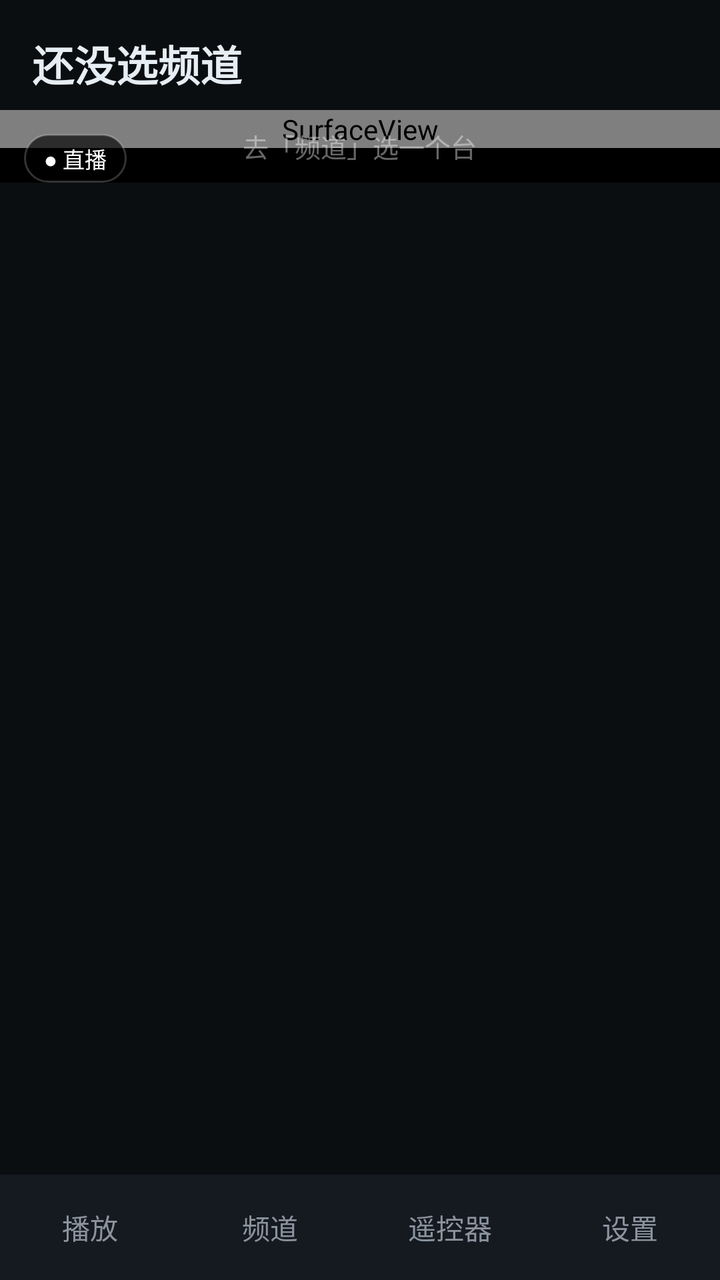
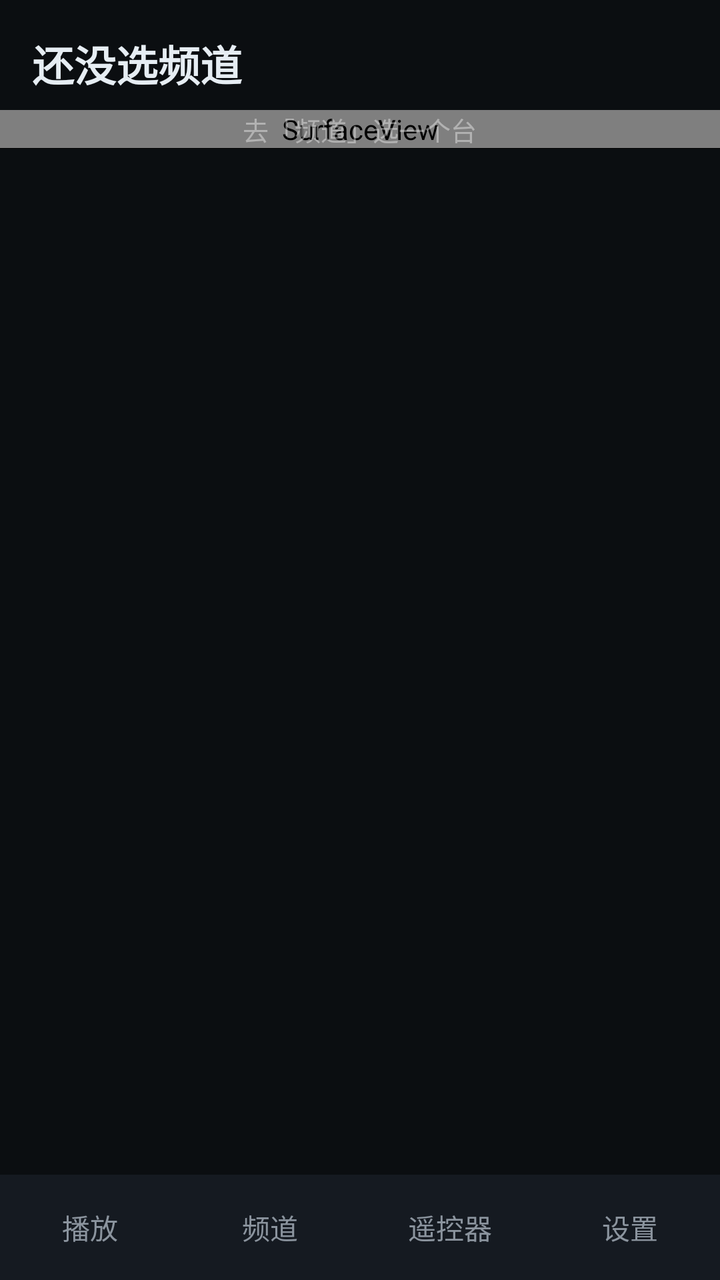

Screens rendered from an Android XML layout before and after an edit, with the pre-edit source and the edit as a unified diff.
<!-- AndroidManifest.xml: application theme Theme.Litv -->
<!-- res/layout/activity_phone_home.xml -->
<?xml version="1.0" encoding="utf-8"?>
<LinearLayout xmlns:android="http://schemas.android.com/apk/res/android"
    android:layout_width="match_parent"
    android:layout_height="match_parent"
    android:background="@color/bg"
    android:orientation="vertical">

    <FrameLayout
        android:layout_width="match_parent"
        android:layout_height="0dp"
        android:layout_weight="1">

        
        <LinearLayout
            android:id="@+id/panelPlay"
            android:layout_width="match_parent"
            android:layout_height="match_parent"
            android:orientation="vertical">

            <LinearLayout
                android:id="@+id/playHeader"
                android:layout_width="match_parent"
                android:layout_height="wrap_content"
                android:gravity="center_vertical"
                android:orientation="horizontal"
                android:paddingHorizontal="16dp"
                android:paddingTop="16dp"
                android:paddingBottom="8dp">

                <TextView
                    android:id="@+id/playName"
                    android:layout_width="0dp"
                    android:layout_height="wrap_content"
                    android:layout_weight="1"
                    android:ellipsize="end"
                    android:maxLines="1"
                    android:text="还没选频道"
                    android:textColor="@color/text_primary"
                    android:textSize="21sp"
                    android:textStyle="bold" />

                <TextView
                    android:id="@+id/playEngine"
                    android:layout_width="wrap_content"
                    android:layout_height="wrap_content"
                    android:layout_marginStart="8dp"
                    android:textColor="@color/accent"
                    android:textSize="11sp" />
            </LinearLayout>

            <FrameLayout
                android:id="@+id/videoBox"
                android:layout_width="match_parent"
                android:layout_height="wrap_content"
                android:background="@android:color/black">

                <SurfaceView
                    android:id="@+id/surface"
                    android:layout_width="match_parent"
                    android:layout_height="match_parent" />

                <ProgressBar
                    android:id="@+id/loading"
                    android:layout_width="38dp"
                    android:layout_height="38dp"
                    android:layout_gravity="center"
                    android:indeterminateTint="@color/accent"
                    android:visibility="gone" />

                <TextView
                    android:id="@+id/gestureTip"
                    android:layout_width="wrap_content"
                    android:layout_height="wrap_content"
                    android:layout_gravity="center"
                    android:background="#CC151A21"
                    android:paddingHorizontal="16dp"
                    android:paddingVertical="8dp"
                    android:textColor="@color/text_primary"
                    android:textSize="16sp"
                    android:visibility="gone" />

                <TextView
                    android:id="@+id/playHint"
                    android:layout_width="wrap_content"
                    android:layout_height="wrap_content"
                    android:layout_gravity="center"
                    android:text="去「频道」选一个台"
                    android:textColor="#66FFFFFF"
                    android:textSize="13sp" />

                
                
                <TextView
                    android:id="@+id/liveBadge"
                    android:layout_width="wrap_content"
                    android:layout_height="wrap_content"
                    android:layout_gravity="top|start"
                    android:layout_marginStart="12dp"
                    android:layout_marginTop="12dp"
                    android:background="@drawable/bg_badge_pill"
                    android:paddingHorizontal="10dp"
                    android:paddingVertical="4dp"
                    android:text="● 直播"
                    android:textColor="#FFFFFFFF"
                    android:textSize="11sp" />

                
                <FrameLayout
                    android:id="@+id/playerControls"
                    android:layout_width="match_parent"
                    android:layout_height="match_parent"
                    android:background="@drawable/bg_scrim_bottom"
                    android:visibility="gone">

                    
                    <TextView
                        android:id="@+id/btnCast"
                        style="@style/PhoneCtlSmall"
                        android:layout_gravity="top|end"
                        android:layout_marginTop="10dp"
                        android:layout_marginEnd="10dp"
                        android:text="⇱" />

                    
                    <LinearLayout
                        android:layout_width="wrap_content"
                        android:layout_height="wrap_content"
                        android:layout_gravity="center"
                        android:gravity="center_vertical"
                        android:orientation="horizontal">

                        <TextView
                            android:id="@+id/btnPlayPause"
                            style="@style/PhoneCtlBig"
                            android:layout_marginStart="12dp"
                            android:layout_marginEnd="12dp"
                            android:text="❙❙" />
                    </LinearLayout>

                    
                    <LinearLayout
                        android:id="@+id/fsTools"
                        android:layout_width="wrap_content"
                        android:layout_height="wrap_content"
                        android:layout_gravity="bottom|start"
                        android:layout_marginBottom="10dp"
                        android:layout_marginStart="12dp"
                        android:orientation="horizontal"
                        android:visibility="gone">

                        <TextView
                            android:id="@+id/fsAspect"
                            style="@style/PhoneCtlPill"
                            android:text="比例 自动" />

                        <TextView
                            android:id="@+id/fsEngine"
                            style="@style/PhoneCtlPill"
                            android:text="内核 自动" />

                        <TextView
                            android:id="@+id/fsDecode"
                            style="@style/PhoneCtlPill"
                            android:text="解码 自动" />
                    </LinearLayout>

                    
                    <LinearLayout
                        android:layout_width="wrap_content"
                        android:layout_height="wrap_content"
                        android:layout_gravity="bottom|end"
                        android:layout_marginBottom="10dp"
                        android:layout_marginEnd="10dp"
                        android:gravity="center_vertical"
                        android:orientation="horizontal">

                        <TextView
                            android:id="@+id/btnMute"
                            style="@style/PhoneCtlSmall"
                            android:layout_marginEnd="10dp"
                            android:text="♪" />

                        <TextView
                            android:id="@+id/btnFullscreen"
                            style="@style/PhoneCtlSmall"
                            android:text="⛶" />
                    </LinearLayout>
                </FrameLayout>
            </FrameLayout>

            <TextView
                android:id="@+id/playNow"
                android:layout_width="match_parent"
                android:layout_height="wrap_content"
                android:ellipsize="end"
                android:maxLines="1"
                android:paddingHorizontal="16dp"
                android:paddingTop="8dp"
                android:textColor="@color/text_secondary"
                android:textSize="11sp" />

            
            <TextView
                android:id="@+id/playRoute"
                android:layout_width="match_parent"
                android:layout_height="wrap_content"
                android:ellipsize="end"
                android:maxLines="1"
                android:paddingHorizontal="16dp"
                android:paddingTop="4dp"
                android:textColor="#66FFFFFF"
                android:textSize="11sp" />

            <ScrollView
                android:id="@+id/epgScroll"
                android:layout_width="match_parent"
                android:layout_height="0dp"
                android:layout_weight="1"
                android:clipToPadding="false"
                android:paddingHorizontal="16dp"
                android:scrollbars="none">

                <LinearLayout
                    android:id="@+id/epgList"
                    android:layout_width="match_parent"
                    android:layout_height="wrap_content"
                    android:orientation="vertical" />
            </ScrollView>
        </LinearLayout>

        
        <LinearLayout
            android:id="@+id/panelChannel"
            android:layout_width="match_parent"
            android:layout_height="match_parent"
            android:background="@color/bg"
            android:orientation="vertical"
            android:visibility="gone">

            <TextView
                android:id="@+id/status"
                android:layout_width="match_parent"
                android:layout_height="wrap_content"
                android:paddingHorizontal="16dp"
                android:paddingTop="16dp"
                android:textColor="@color/text_secondary"
                android:textSize="11sp" />

            <EditText
                android:id="@+id/searchInput"
                android:layout_width="match_parent"
                android:layout_height="wrap_content"
                android:layout_marginHorizontal="16dp"
                android:layout_marginTop="8dp"
                android:autofillHints="none"
                android:background="@drawable/bg_card"
                android:hint="搜频道名 / 分组"
                android:imeOptions="actionSearch"
                android:inputType="text"
                android:maxLines="1"
                android:paddingHorizontal="16dp"
                android:paddingVertical="8dp"
                android:singleLine="true"
                android:textColor="@color/text_primary"
                android:textColorHint="@color/text_secondary"
                android:textSize="13sp" />

            <HorizontalScrollView
                android:id="@+id/groupBar"
                android:layout_width="match_parent"
                android:layout_height="wrap_content"
                android:layout_marginTop="4dp"
                android:paddingHorizontal="12dp"
                android:scrollbars="none">

                <LinearLayout
                    android:id="@+id/groupChips"
                    android:layout_width="wrap_content"
                    android:layout_height="wrap_content"
                    android:orientation="horizontal" />
            </HorizontalScrollView>

            <androidx.recyclerview.widget.RecyclerView
                android:id="@+id/list"
                android:layout_width="match_parent"
                android:layout_height="0dp"
                android:layout_marginTop="4dp"
                android:layout_weight="1"
                android:clipToPadding="false"
                android:paddingHorizontal="16dp"
                android:paddingBottom="12dp"
                android:scrollbars="none" />

            <TextView
                android:id="@+id/empty"
                android:layout_width="match_parent"
                android:layout_height="0dp"
                android:layout_weight="1"
                android:gravity="center"
                android:text="@string/empty_channels"
                android:textColor="@color/text_secondary"
                android:textSize="16sp"
                android:visibility="gone" />
        </LinearLayout>
    </FrameLayout>

    
    <LinearLayout
        android:id="@+id/bottomTabs"
        android:layout_width="match_parent"
        android:layout_height="wrap_content"
        android:background="@color/bg_panel"
        android:orientation="horizontal"
        android:paddingVertical="8dp">

        <TextView
            android:id="@+id/tabPlay"
            style="@style/PhoneTab"
            android:text="播放" />

        <TextView
            android:id="@+id/tabChannel"
            style="@style/PhoneTab"
            android:text="频道" />

        <TextView
            android:id="@+id/tabRemote"
            style="@style/PhoneTab"
            android:text="遥控器" />

        <TextView
            android:id="@+id/tabSettings"
            style="@style/PhoneTab"
            android:text="设置" />
    </LinearLayout>
</LinearLayout>
<!-- resources referenced by this layout -->
<resources>
  <color name="accent">#FF2DD4BF</color>
  <color name="bg">#FF0B0E11</color>
  <color name="bg_panel">#FF151A21</color>
  <color name="text_primary">#FFE6EDF3</color>
  <color name="text_secondary">#FF8B949E</color>
  <!-- drawable bg_badge_pill (drawable) -->
  <?xml version="1.0" encoding="utf-8"?>
  <shape xmlns:android="http://schemas.android.com/apk/res/android" android:shape="rectangle">
      <solid android:color="#A6000000" />
      <corners android:radius="12dp" />
      <stroke android:width="1dp" android:color="#33FFFFFF" />
  </shape>
  <!-- drawable bg_card (drawable) -->
  <?xml version="1.0" encoding="utf-8"?>
  <shape xmlns:android="http://schemas.android.com/apk/res/android"
      android:shape="rectangle">
      <solid android:color="@color/bg_card" />
      <corners android:radius="8dp" />
  </shape>
  <!-- drawable bg_scrim_bottom (drawable) -->
  <?xml version="1.0" encoding="utf-8"?>
  <shape xmlns:android="http://schemas.android.com/apk/res/android" android:shape="rectangle">
      <gradient
          android:angle="90"
          android:endColor="#C4000000"
          android:startColor="#00000000" />
  </shape>
  <string name="empty_channels">还没有频道\n请先在管理台导入直播源</string>
  <style name="PhoneCtlBig">
          <item name="android:layout_width">46dp</item>
          <item name="android:layout_height">46dp</item>
          <item name="android:background">@drawable/bg_ctl_primary</item>
          <item name="android:gravity">center</item>
          <item name="android:textColor">#FFFFFFFF</item>
          <item name="android:textSize">17sp</item>
          <item name="android:clickable">true</item>
          <item name="android:focusable">true</item>
      </style>
  <style name="PhoneCtlSmall">
          <item name="android:layout_width">30dp</item>
          <item name="android:layout_height">30dp</item>
          <item name="android:background">@drawable/bg_ctl_circle</item>
          <item name="android:gravity">center</item>
          <item name="android:textColor">#FFFFFFFF</item>
          <item name="android:textSize">15sp</item>
          <item name="android:clickable">true</item>
          <item name="android:focusable">true</item>
      </style>
  <style name="PhoneTab">
          <item name="android:layout_width">0dp</item>
          <item name="android:layout_height">wrap_content</item>
          <item name="android:layout_weight">1</item>
          <item name="android:gravity">center</item>
          <item name="android:paddingVertical">8dp</item>
          <item name="android:textColor">@color/text_secondary</item>
          <item name="android:textSize">14sp</item>
      </style>
  <style name="Theme.Litv" parent="Theme.AppCompat.NoActionBar">
          <item name="android:windowBackground">@color/bg</item>
          <item name="android:colorBackground">@color/bg</item>
          <item name="android:textColorPrimary">@color/text_primary</item>
          <item name="android:textColorSecondary">@color/text_secondary</item>
          <item name="android:statusBarColor">@color/bg</item>
          <item name="android:navigationBarColor">@color/bg</item>
      </style>
  <color name="bg_card">#FF1C232C</color>
  <!-- drawable bg_ctl_primary (drawable) -->
  <?xml version="1.0" encoding="utf-8"?>
  <ripple xmlns:android="http://schemas.android.com/apk/res/android" android:color="#66FFFFFF">
      <item>
          <shape android:shape="oval">
              <solid android:color="@color/accent" />
          </shape>
      </item>
  </ripple>
  <!-- drawable bg_ctl_circle (drawable) -->
  <?xml version="1.0" encoding="utf-8"?>
  <ripple xmlns:android="http://schemas.android.com/apk/res/android"
      android:color="#40FFFFFF">
      <item>
          <shape android:shape="oval">
              <solid android:color="#33FFFFFF" />
          </shape>
      </item>
  </ripple>
  <!-- unchanged entries left out for length: 1 -->
</resources>

<!-- the commit's change to res/layout/activity_phone_home.xml (unified diff, before → after) -->
@@ -89,6 +89,16 @@
                     android:textSize="13sp" />
 
                 
+
+
+                
+                <FrameLayout
+                    android:id="@+id/playerControls"
+                    android:layout_width="match_parent"
+                    android:layout_height="match_parent"
+                    android:background="@drawable/bg_scrim_bottom"
+                    android:visibility="gone">
+
                 
                 <TextView
                     android:id="@+id/liveBadge"
@@ -104,14 +114,6 @@
                     android:textColor="#FFFFFFFF"
                     android:textSize="11sp" />
 
-                
-                <FrameLayout
-                    android:id="@+id/playerControls"
-                    android:layout_width="match_parent"
-                    android:layout_height="match_parent"
-                    android:background="@drawable/bg_scrim_bottom"
-                    android:visibility="gone">
-
                     
                     <TextView
                         android:id="@+id/btnCast"
@@ -125,16 +127,22 @@
                     <LinearLayout
                         android:layout_width="wrap_content"
                         android:layout_height="wrap_content"
-                        android:layout_gravity="center"
+                        android:layout_gravity="bottom|start"
+                        android:layout_marginBottom="10dp"
+                        android:layout_marginStart="12dp"
                         android:gravity="center_vertical"
                         android:orientation="horizontal">
 
                         <TextView
                             android:id="@+id/btnPlayPause"
-                            style="@style/PhoneCtlBig"
-                            android:layout_marginStart="12dp"
-                            android:layout_marginEnd="12dp"
+                            style="@style/PhoneCtl"
+                            android:layout_marginEnd="10dp"
                             android:text="❙❙" />
+
+                        <TextView
+                            android:id="@+id/btnMute"
+                            style="@style/PhoneCtl"
+                            android:text="♪" />
                     </LinearLayout>
 
                     
@@ -142,9 +150,8 @@
                         android:id="@+id/fsTools"
                         android:layout_width="wrap_content"
                         android:layout_height="wrap_content"
-                        android:layout_gravity="bottom|start"
-                        android:layout_marginBottom="10dp"
-                        android:layout_marginStart="12dp"
+                        android:layout_gravity="bottom|center_horizontal"
+                        android:layout_marginBottom="12dp"
                         android:orientation="horizontal"
                         android:visibility="gone">
 
@@ -165,26 +172,13 @@
                     </LinearLayout>
 
                     
-                    <LinearLayout
-                        android:layout_width="wrap_content"
-                        android:layout_height="wrap_content"
+                    <TextView
+                        android:id="@+id/btnFullscreen"
+                        style="@style/PhoneCtl"
                         android:layout_gravity="bottom|end"
                         android:layout_marginBottom="10dp"
-                        android:layout_marginEnd="10dp"
-                        android:gravity="center_vertical"
-                        android:orientation="horizontal">
-
-                        <TextView
-                            android:id="@+id/btnMute"
-                            style="@style/PhoneCtlSmall"
-                            android:layout_marginEnd="10dp"
-                            android:text="♪" />
-
-                        <TextView
-                            android:id="@+id/btnFullscreen"
-                            style="@style/PhoneCtlSmall"
-                            android:text="⛶" />
-                    </LinearLayout>
+                        android:layout_marginEnd="12dp"
+                        android:text="⛶" />
                 </FrameLayout>
             </FrameLayout>
 
<!-- resource entries referenced after the edit -->
@@ -28,13 +28,13 @@
           android:startColor="#00000000" />
   </shape>
   <string name="empty_channels">还没有频道\n请先在管理台导入直播源</string>
-  <style name="PhoneCtlBig">
-          <item name="android:layout_width">46dp</item>
-          <item name="android:layout_height">46dp</item>
-          <item name="android:background">@drawable/bg_ctl_primary</item>
+  <style name="PhoneCtl">
+          <item name="android:layout_width">36dp</item>
+          <item name="android:layout_height">36dp</item>
+          <item name="android:background">@drawable/bg_ctl_circle</item>
           <item name="android:gravity">center</item>
           <item name="android:textColor">#FFFFFFFF</item>
-          <item name="android:textSize">17sp</item>
+          <item name="android:textSize">12sp</item>
           <item name="android:clickable">true</item>
           <item name="android:focusable">true</item>
       </style>
@@ -66,15 +66,6 @@
           <item name="android:navigationBarColor">@color/bg</item>
       </style>
   <color name="bg_card">#FF1C232C</color>
-  <!-- drawable bg_ctl_primary (drawable) -->
-  <?xml version="1.0" encoding="utf-8"?>
-  <ripple xmlns:android="http://schemas.android.com/apk/res/android" android:color="#66FFFFFF">
-      <item>
-          <shape android:shape="oval">
-              <solid android:color="@color/accent" />
-          </shape>
-      </item>
-  </ripple>
   <!-- drawable bg_ctl_circle (drawable) -->
   <?xml version="1.0" encoding="utf-8"?>
   <ripple xmlns:android="http://schemas.android.com/apk/res/android"
